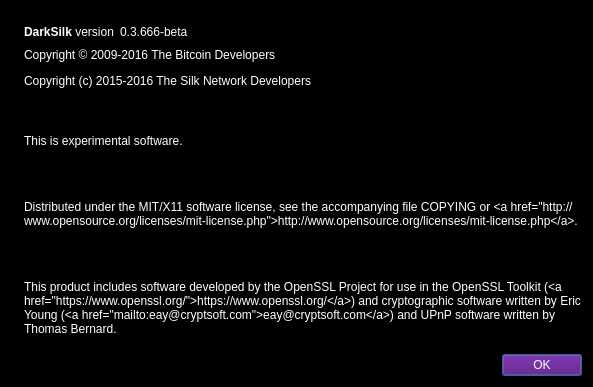
Old version of the form src/qt/forms/aboutdialog.ui in the repository waffle-iron/DarkSilk-Release-Candidate.
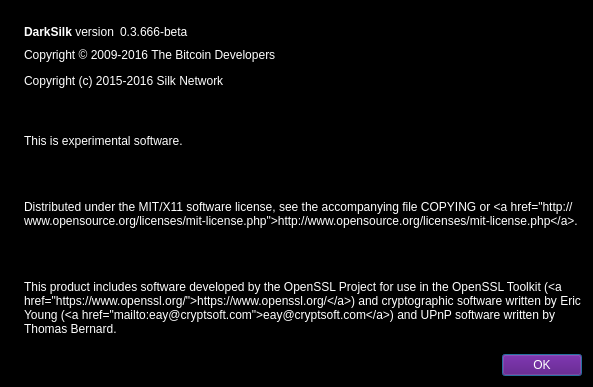
New version of the form. Icons and pictures are not drawn.

Commit message: Corrections to Silk Copyrights

Diff of the .ui file:
```diff
--- a/src/qt/forms/aboutdialog.ui
+++ b/src/qt/forms/aboutdialog.ui
@@ -96,7 +96,7 @@
         <cursorShape>IBeamCursor</cursorShape>
        </property>
        <property name="text">
-        <string>&lt;html&gt;&lt;head/&gt;&lt;body&gt;&lt;p&gt;&lt;span style=&quot; color:#ffffff;&quot;&gt;Copyright © 2009-2016 The Bitcoin Developers&lt;/span&gt;&lt;/p&gt;&lt;p&gt;&lt;span style=&quot; color:#ffffff;&quot;&gt;Copyright (c) 2015-2016 The Silk Network Developers&lt;/span&gt;&lt;/p&gt;&lt;/body&gt;&lt;/html&gt;</string>
+        <string>&lt;html&gt;&lt;head/&gt;&lt;body&gt;&lt;p&gt;&lt;span style=&quot; color:#ffffff;&quot;&gt;Copyright © 2009-2016 The Bitcoin Developers&lt;/span&gt;&lt;/p&gt;&lt;p&gt;&lt;span style=&quot; color:#ffffff;&quot;&gt;Copyright (c) 2015-2016 Silk Network&lt;/span&gt;&lt;/p&gt;&lt;/body&gt;&lt;/html&gt;</string>
        </property>
        <property name="textInteractionFlags">
         <set>Qt::LinksAccessibleByMouse|Qt::TextSelectableByKeyboard|Qt::TextSelectableByMouse</set>
```
The commit also changes 137 other files.
